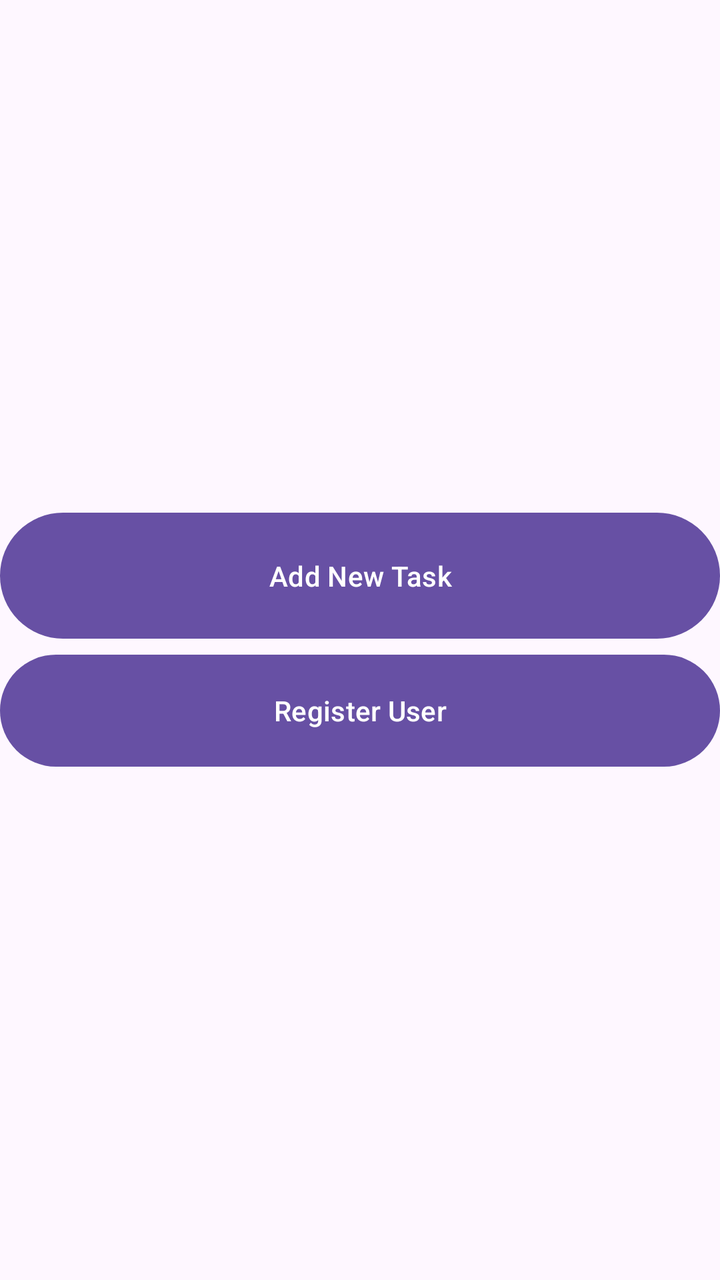
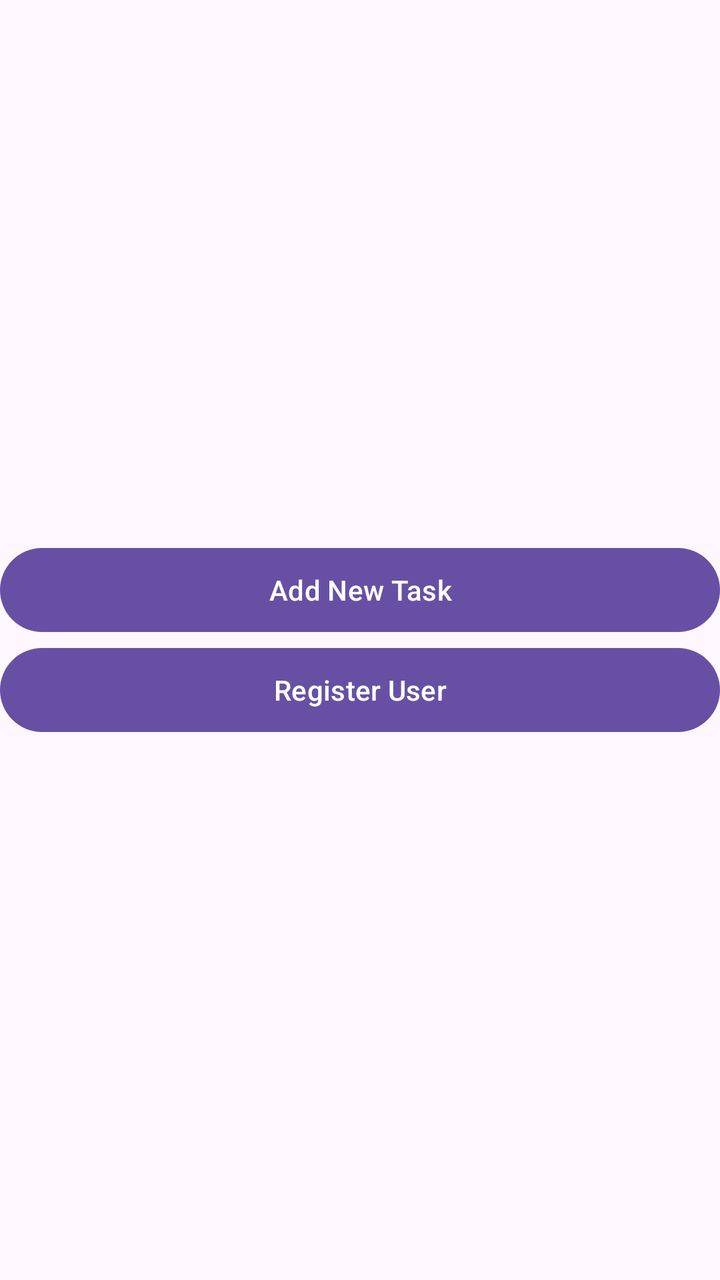

An Android layout rendered at two revisions. The XML below is the earlier revision; the diff shows what the commit changed to produce the second picture.
<!-- AndroidManifest.xml: application theme Theme.FinalProjShab -->
<!-- res/layout/activity_main.xml -->
<?xml version="1.0" encoding="utf-8"?>
<LinearLayout xmlns:android="http://schemas.android.com/apk/res/android"
    xmlns:app="http://schemas.android.com/apk/res-auto"
    xmlns:tools="http://schemas.android.com/tools"
    android:id="@+id/main"
    android:layout_width="match_parent"
    android:layout_height="match_parent"
    android:gravity="center"
    android:orientation="vertical"
    tools:context=".ViewPkg.MainActivity">

    <Button
        android:id="@+id/btnAddTaskScreen"
        android:layout_width="match_parent"
        android:layout_height="71dp"
        android:text="Add New Task" />

    <Button
        android:id="@+id/btnRegisterScreen"
        android:layout_width="match_parent"
        android:layout_height="64dp"
        android:onClick="onClick2"
        android:text="Register User" />

</LinearLayout>
<!-- resources referenced by this layout -->
<resources>
  <style name="Theme.FinalProjShab" parent="Base.Theme.FinalProjShab" />
  <style name="Base.Theme.FinalProjShab" parent="Theme.Material3.DayNight.NoActionBar">
          
          
      </style>
</resources>

<!-- the commit's change to res/layout/activity_main.xml (unified diff, before → after) -->
@@ -12,13 +12,13 @@
     <Button
         android:id="@+id/btnAddTaskScreen"
         android:layout_width="match_parent"
-        android:layout_height="71dp"
+        android:layout_height="50dp"
         android:text="Add New Task" />
 
     <Button
         android:id="@+id/btnRegisterScreen"
         android:layout_width="match_parent"
-        android:layout_height="64dp"
+        android:layout_height="50dp"
         android:onClick="onClick2"
         android:text="Register User" />
 
